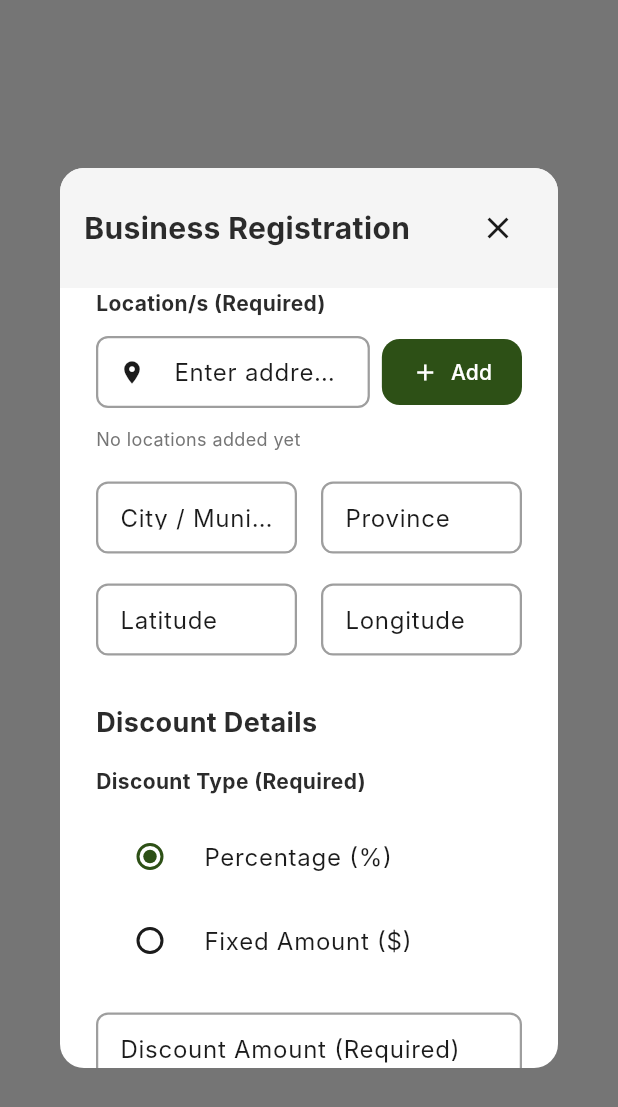
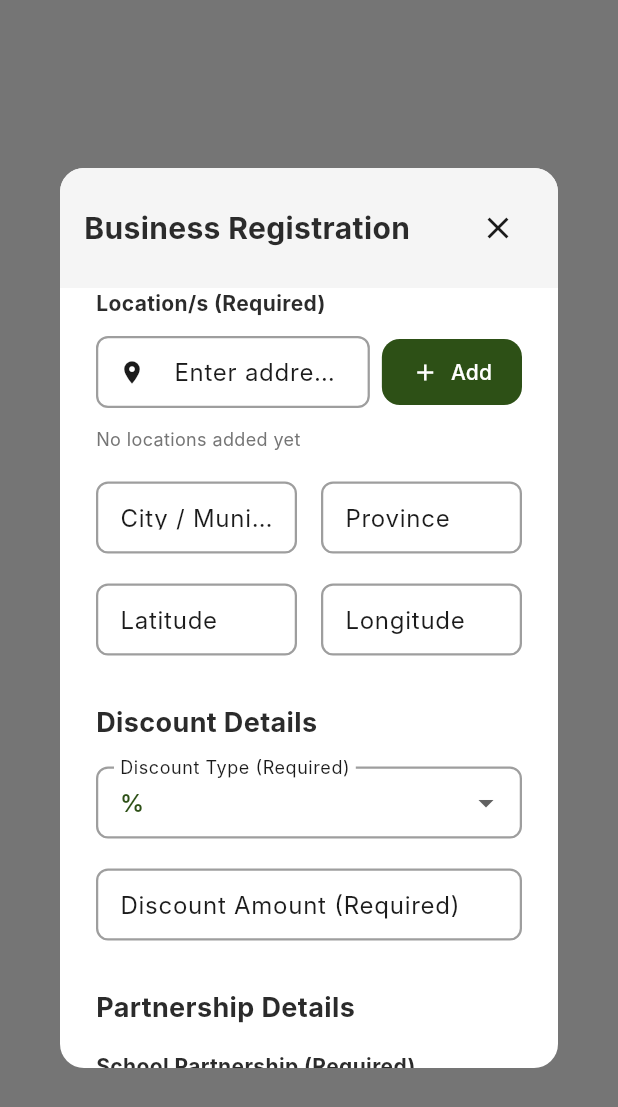
Before and after one commit to pjtoral/idiscount_website, a Flutter app: the RegisterPage screen opened by its route, scrolled down 576 dp, on a phone screen of 412 x 824 dp. Shown: the top 1107 px of the screen. Run offline on Flutter 3.47's test engine with Material 3 defaults, Android fonts, the phone set to English and light mode, and no system bars; our stand-ins replace go_router, supabase_flutter; missing offline and left inert: dart:html; accounts and stored records are empty; Roboto replaces fonts that are missing (Inter).

Commit message:
Discount amount input

```diff
--- a/lib/pages/widgets/register_sections.dart
+++ b/lib/pages/widgets/register_sections.dart
@@ -1,4 +1,5 @@
 import 'package:flutter/material.dart';
+import 'package:flutter/services.dart';
 import 'package:idiscount_website/models/school_option.dart';
 
 class RegisterSectionHeader extends StatelessWidget {
@@ -121,27 +122,21 @@ class RegisterDiscountTypeField extends StatelessWidget {
 
   @override
   Widget build(BuildContext context) {
-    return Column(
-      crossAxisAlignment: CrossAxisAlignment.start,
-      children: [
-        const Text(
-          'Discount Type (Required)',
-          style: TextStyle(fontWeight: FontWeight.bold),
-        ),
-        const SizedBox(height: 12),
-        RadioListTile<String>(
-          title: const Text('Percentage (%)'),
-          value: 'percentage',
-          groupValue: selectedDiscountType,
-          onChanged: onChanged,
-        ),
-        RadioListTile<String>(
-          title: const Text('Fixed Amount (\$)'),
-          value: 'fixed',
-          groupValue: selectedDiscountType,
-          onChanged: onChanged,
-        ),
+    return DropdownButtonFormField<String>(
+      value: selectedDiscountType,
+      decoration: InputDecoration(
+        labelText: 'Discount Type (Required)',
+        border: OutlineInputBorder(borderRadius: BorderRadius.circular(8)),
+      ),
+      items: const [
+        DropdownMenuItem(value: 'percentage', child: Text('%')),
+        DropdownMenuItem(value: 'fixed', child: Text('PHP')),
       ],
+      onChanged: onChanged,
+      validator: (value) {
+        if (value == null || value.isEmpty) return 'Required';
+        return null;
+      },
     );
   }
 }
@@ -160,20 +155,38 @@ class RegisterDiscountAmountField extends StatelessWidget {
 
   @override
   Widget build(BuildContext context) {
+    final isPercentage = selectedDiscountType == 'percentage';
+
     return TextFormField(
       controller: controller,
       decoration: InputDecoration(
         labelText: 'Discount Amount (Required)',
-        suffix: Text(selectedDiscountType == 'percentage' ? '%' : '\$'),
+        hintText: isPercentage ? '0 to 100' : '00.00',
+        suffix: Text(isPercentage ? '%' : 'PHP'),
         border: OutlineInputBorder(borderRadius: BorderRadius.circular(8)),
       ),
-      keyboardType: TextInputType.number,
+      keyboardType: const TextInputType.numberWithOptions(decimal: true),
+      inputFormatters:
+          isPercentage
+              ? [
+                FilteringTextInputFormatter.digitsOnly,
+                LengthLimitingTextInputFormatter(3),
+              ]
+              : [FilteringTextInputFormatter.allow(RegExp(r'^\d*\.?\d{0,2}'))],
       validator: (value) {
         if (value == null || value.isEmpty) return 'Required';
+        if (isPercentage) {
+          final num = int.tryParse(value);
+          if (num == null || num <= 0) return 'Must be a positive number';
+          if (num > 100) return 'Maximum is 100%';
+          return null;
+        }
+
         final num = double.tryParse(value);
-        if (num == null || num <= 0) return 'Must be positive';
-        if (selectedDiscountType == 'percentage' && num > 100)
-          return 'Max 100%';
+        if (num == null || num <= 0) return 'Must be a positive amount';
+        if (!RegExp(r'^\d+\.\d{2}\$').hasMatch(value)) {
+          return 'Use PHP format like 00.00';
+        }
         return null;
       },
       onChanged: onChanged,
```
Also changed, not shown: lib/pages/register_page.dart (+7 -4 lines).
